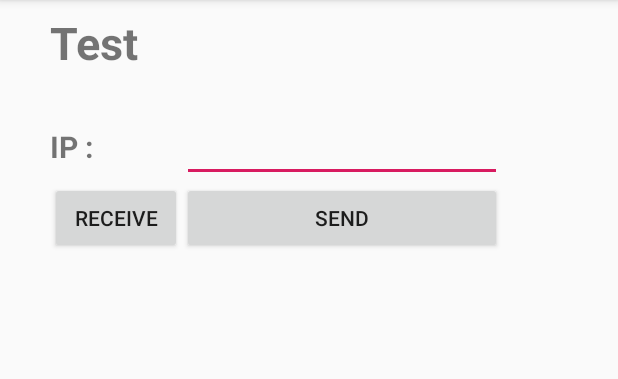
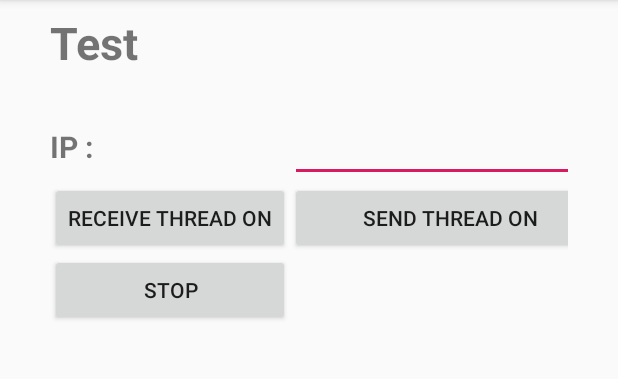
Before and after one commit to comomind/swa2019, an Android app: the TestActivity screen opened directly, with no data from a screen before it, on a phone screen of 412 x 824 dp, the part 84-463 px from its top. Run offline under Robolectric (Android 15) with nearby library versions, the phone set to English and light mode, and no system bars.

Commit message:
[willi] Add test code for call handling

```diff
--- a/source/client/willi/app/src/main/java/com/lg/sixsenses/willi/logic/callmanager/CallHandler.java
+++ b/source/client/willi/app/src/main/java/com/lg/sixsenses/willi/logic/callmanager/CallHandler.java
@@ -41,8 +41,7 @@ public class CallHandler {
     public void callAccept() {
         tcpRecvCallManager.receiveCall();
 
-        audioIo.setMyPort(DataManager.getInstance().getMyUdpInfo().getAudioPort());
-        audioIo.startReceive();
+        audioIo.startReceive(DataManager.getInstance().getMyUdpInfo().getAudioPort());
         ArrayList<UdpInfo> peerInfos = DataManager.getInstance().getPeerUdpInfoList();
         // TODO: improve this
         UdpInfo peerInfo = peerInfos.get(0);
@@ -59,8 +58,7 @@ public class CallHandler {
     // call request by caller
     public void callRequest(String phoneNumber) {
         tcpSendCallManager.startPhoneCall("1001");
-        audioIo.setMyPort(DataManager.getInstance().getMyUdpInfo().getAudioPort());
-        audioIo.startReceive();
+        audioIo.startReceive(DataManager.getInstance().getMyUdpInfo().getAudioPort());
     }
 
     // receive call accept message from server in caller
--- a/source/client/willi/app/src/main/java/com/lg/sixsenses/willi/ui/TestActivity.java
+++ b/source/client/willi/app/src/main/java/com/lg/sixsenses/willi/ui/TestActivity.java
@@ -3,19 +3,27 @@ package com.lg.sixsenses.willi.ui;
 import android.os.Bundle;
 import android.support.annotation.Nullable;
 import android.support.v7.app.AppCompatActivity;
+import android.util.Log;
 import android.view.View;
 import android.widget.EditText;
 import android.widget.TextView;
 
 import com.lg.sixsenses.willi.R;
+import com.lg.sixsenses.willi.codec.audio.AudioCodecConst;
+import com.lg.sixsenses.willi.codec.audio.AudioCodecFactory;
+import com.lg.sixsenses.willi.logic.callmanager.AudioIo;
 import com.lg.sixsenses.willi.util.Util;
 
 import org.w3c.dom.Text;
+
+import java.net.InetAddress;
 
 public class TestActivity extends AppCompatActivity {
     public static final String TAG = TestActivity.class.getName().toString();
     private EditText editTextIP;
     private TextView textView;
+
+    private AudioIo audioIo;
 
     @Override
     protected void onCreate(@Nullable Bundle savedInstanceState) {
@@ -28,16 +36,29 @@ public class TestActivity extends AppCompatActivity {
 
         textView = (TextView)findViewById(R.id.textViewIP);
         textView.setText(Util.getIPAddress());
+
+        audioIo = new AudioIo(getApplicationContext());
+        audioIo.setAudioCodec(AudioCodecFactory.getCodec(AudioCodecConst.CodecType.OPUS));
     }
 
-    public void buttonSendClick(View view)
-    {
+    public void buttonSendClick(View view) {
+        try {
+            InetAddress remoteIp = InetAddress.getByName(editTextIP.getText().toString());
+            audioIo.startSend(remoteIp, 60001);
+        } catch (Exception e) {
+            e.printStackTrace();
+        }
 
     }
 
-    public void buttonReceiveClick(View view)
-    {
+    public void buttonReceiveClick(View view) {
+        audioIo.startReceive(60001);
 
     }
 
+    public void buttonStopClick(View view) {
+        Log.d(TAG, "stopAll");
+        audioIo.stopAll();
+    }
+
 }
--- a/source/client/willi/app/src/main/res/layout/activity_test.xml
+++ b/source/client/willi/app/src/main/res/layout/activity_test.xml
@@ -64,13 +64,22 @@
                 android:layout_width="wrap_content"
                 android:layout_height="wrap_content"
                 android:onClick="buttonReceiveClick"
-                android:text="Receive" />
+                android:text="Receive Thread On" />
             <Button
                 android:id="@+id/buttonSend"
                 android:layout_width="wrap_content"
                 android:layout_height="wrap_content"
                 android:onClick="buttonSendClick"
-                android:text="Send" />
+                android:text="Send Thread On" />
+        </TableRow>
+
+        <TableRow>
+            <Button
+                android:id="@+id/buttonStop"
+                android:layout_width="wrap_content"
+                android:layout_height="wrap_content"
+                android:onClick="buttonStopClick"
+                android:text="Stop" />
         </TableRow>
 
 
```
Also changed, not shown: source/client/willi/app/src/main/java/com/lg/sixsenses/willi/logic/callmanager/AudioIo.java (+5 -3 lines), 5 other files.
